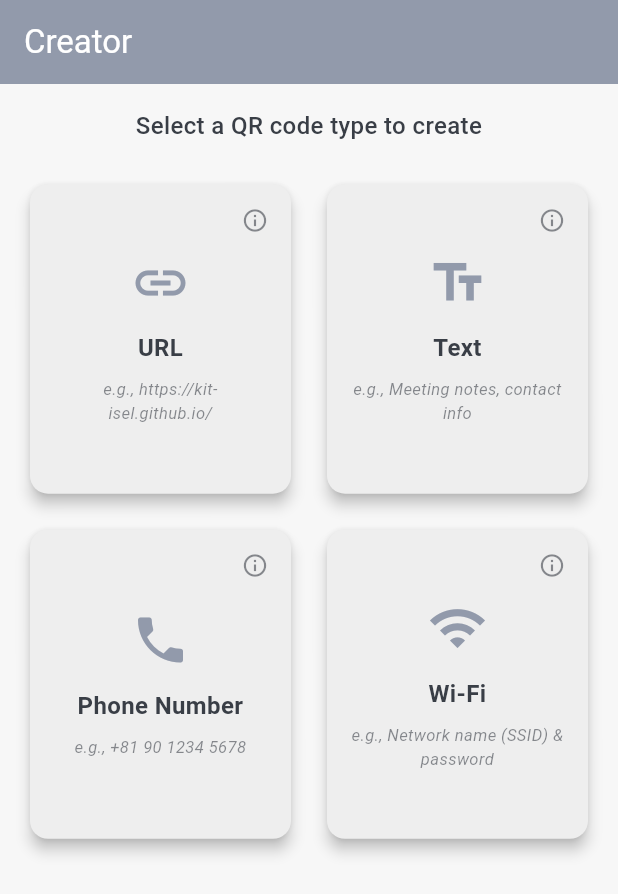
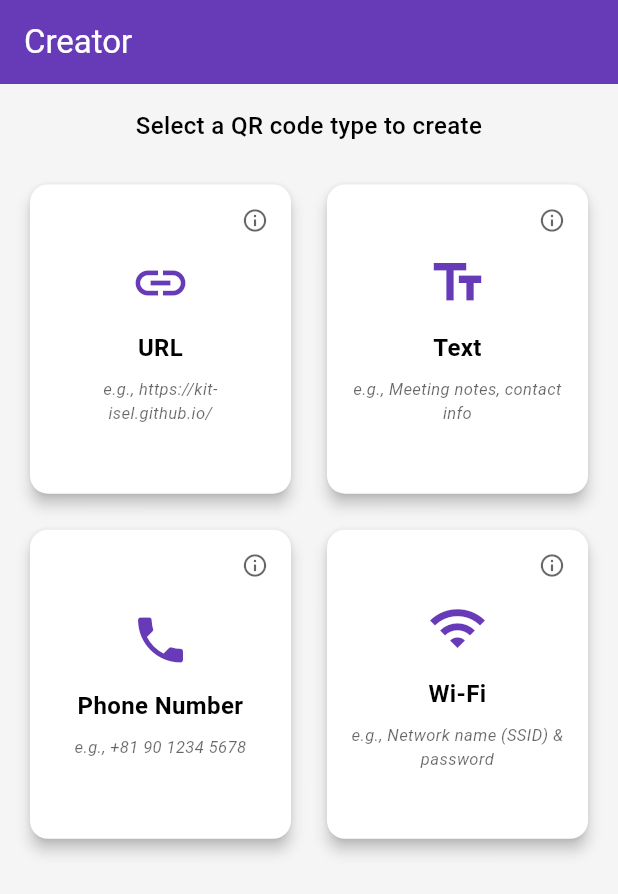
Before and after one commit to NaimiNafis/qr_scanner_app, a Flutter app: the CreatorScreen screen opened directly, on a phone screen of 412 x 824 dp. Shown: the top 894 px of the screen. Run offline on Flutter 3.47's test engine with Material 3 defaults, Android fonts, the phone set to English and light mode, and no system bars; our stand-ins replace flutter_colorpicker, google_fonts, image_picker, qr_flutter, share_plus, shared_preferences and 1 more; missing offline and left inert: mobile_scanner; accounts and stored records are empty.

Commit message:
feat(theme): update app color scheme to deep purple
- Replace primary color 0xFF6200EE with 0xFF673AB7 (Deep Purple 500)
- Replace primary variant 0xFF3700B3 with 0xFF512DA8 (Deep Purple 700)
- Update all theme configurations to use the new color palette

```diff
--- a/lib/utils/app_colors.dart
+++ b/lib/utils/app_colors.dart
@@ -9,50 +9,90 @@ class AppColors {
     _isDarkMode = isDarkMode;
   }
 
-  // --- Light Mode Colors (Cool Gray Palette) ---
-  static const Color _lightBackground = Color(0xFFF7F7F7);
-  static const Color _lightCardBackground = Color(0xFFEEEEEE);
-  static const Color _lightPrimary = Color(0xFF929AAB);
-  static const Color _lightTextDark = Color(0xFF393E46);
-  static final Color _lightDivider = const Color(0xFF929AAB).withAlpha(80);
+  // --- Light Theme Colors (Material Purple) ---
+  static const Color _lightBackground = Color(0xFFF5F5F5);
+  static const Color _lightCardBackground = Color(0xFFFFFFFF);
+  static const Color _lightPrimary = Color(0xFF673AB7); // Material Purple Primary
+  static const Color _lightPrimaryVariant = Color(0xFF512DA8); // Material Purple Primary Variant
+  static const Color _lightSecondary = Color(0xFF03DAC6); // Material Teal Secondary
+  static const Color _lightSecondaryVariant = Color(0xFF018786); // Material Teal Secondary Variant
+  static const Color _lightTextDark = Color(0xFF000000);
+  static final Color _lightDivider = const Color(0xFFBDBDBD).withAlpha(80);
 
-  // --- Dark Mode Colors (Companion Cool Gray Palette) ---
-  static const Color _darkBackground = Color(0xFF393E46);
-  static const Color _darkCardBackground = Color(0xFF4A505A);
-  // A darker, more subtle version for dark mode
-  static const Color _darkPrimary = Color(0xFF7D8594);
-  static const Color _darkTextLight = Color(0xFFEEEEEE);
-  static final Color _darkDivider = const Color(0xFF7D8594).withAlpha(80); // Using the new primary
+  // --- Dark Theme Colors (Material Dark Purple) ---
+  static const Color _darkBackground = Color(0xFF121212); // Material Dark Background
+  static const Color _darkCardBackground = Color(0xFF1E1E1E); // Slightly lighter surface
+  static const Color _darkPrimary = Color(0xFFBB86FC); // Material Dark Purple Primary
+  static const Color _darkPrimaryVariant = Color(0xFF512DA8); // Same as light theme
+  static const Color _darkSecondary = Color(0xFF03DAC6); // Material Teal Secondary
+  static const Color _darkTextLight = Color(0xDEFFFFFF); // 87% white
+  static final Color _darkDivider = const Color(0x99FFFFFF).withAlpha(40); // 40% white
 
-  // --- Constant Colors (Same in Both Themes) ---
-  static const Color _starYellow = Color(0xFFFFCF50);
+  // --- Accent Colors from Purple Scale ---
+  static const Color _purpleAccent = Color(0xFFE040FB); // Purple A200
+  static const Color _errorLight = Color(0xFFB00020); // Material Design error (light)
+  static const Color _errorDark = Color(0xFFCF6679); // Material Design error (dark)
 
   // --- General App Colors ---
 
   // Primary colors
   static Color get primary => _isDarkMode ? _darkPrimary : _lightPrimary;
-  static Color get primaryLight => _isDarkMode ? _darkPrimary.withAlpha(220) : _lightPrimary.withAlpha(200);
+  static Color get primaryVariant => _isDarkMode ? _darkPrimaryVariant : _lightPrimaryVariant;
+  static Color get secondary => _isDarkMode ? _darkSecondary : _lightSecondary;
+  static Color get secondaryVariant => _isDarkMode ? _darkSecondary : _lightSecondaryVariant;
   static Color get background => _isDarkMode ? _darkBackground : _lightBackground;
-  static Color get accent => _isDarkMode ? _darkPrimary : _lightPrimary;
+  static Color get accent => _isDarkMode ? _purpleAccent : _purpleAccent;
+  static Color get cardBackground => _isDarkMode ? _darkCardBackground : _lightCardBackground;
 
   // Success and Error (can remain the same or be themed)
   static Color get success => Colors.green.shade400;
-  static Color get error => Colors.red.shade400;
-  static Color get danger => Colors.red.shade400; // Alias for error
+  static Color get error => _isDarkMode ? _errorDark : _errorLight;
+  static Color get danger => error; // Alias for error
 
   // Text colors
   static Color get textDark => _isDarkMode ? _darkTextLight : _lightTextDark;
-  // UPDATED: Text on dark buttons should be light for readability
-  static Color get textLight => _isDarkMode ? const Color(0xFFEEEEEE) : Colors.white;
-  static Color get textMuted => _isDarkMode ? _darkTextLight.withAlpha(180) : _lightTextDark.withAlpha(150);
+  static Color get textLight => _isDarkMode ? const Color(0xDEFFFFFF) : Colors.white; // 87% white in dark mode
+  static Color get textMuted => _isDarkMode
+      ? const Color(0x99FFFFFF) // 60% white - medium emphasis
+      : const Color(0x99000000); // 60% black
+  static Color get textDisabled => _isDarkMode
+      ? const Color(0x61FFFFFF) // 38% white
+      : const Color(0x61000000); // 38% black
 
   // UI Element colors
-  static Color get cardBackground => _isDarkMode ? _darkCardBackground : _lightCardBackground;
   static Color get divider => _isDarkMode ? _darkDivider : _lightDivider;
-  static Color get shadow => _isDarkMode ?
-                             Colors.black.withAlpha(102) : // Opacity 40%
-                             _lightTextDark.withAlpha(30);   // Opacity ~12%
+  static Color get shadow => _isDarkMode
+      ? Colors.black.withAlpha(30)
+      : Colors.black.withAlpha(20);
 
-  // Favorite/Star color - constant regardless of theme
-  static Color get starYellow => _starYellow;
+  // Favorite/Star color - using a complementary color to the purple theme
+  static Color get starYellow => const Color(0xFFFFC107); // Amber 500
+
+  // Helper method to get Material purple shade from full scale
+  static Color getPurpleShade(int shade) {
+    switch (shade) {
+      case 50: return const Color(0xFFF3E5F5);
+      case 100: return const Color(0xFFE1BEE7);
+      case 200: return const Color(0xFFCE93D8);
+      case 300: return const Color(0xFFBA68C8);
+      case 400: return const Color(0xFFAB47BC);
+      case 500: return const Color(0xFF9C27B0);
+      case 600: return const Color(0xFF8E24AA);
+      case 700: return const Color(0xFF7B1FA2);
+      case 800: return const Color(0xFF6A1B9A);
+      case 900: return const Color(0xFF4A148C);
+      default: return const Color(0xFF9C27B0); // Default to 500
+    }
+  }
+
+  // Helper method to get Material purple accent from full scale
+  static Color getPurpleAccent(int accentValue) {
+    switch (accentValue) {
+      case 100: return const Color(0xFFEA80FC);
+      case 200: return const Color(0xFFE040FB);
+      case 400: return const Color(0xFFD500F9);
+      case 700: return const Color(0xFFAA00FF);
+      default: return const Color(0xFFE040FB); // Default to A200
+    }
+  }
 }
--- /dev/null
+++ b/lib/utils/theme_helper.dart
@@ -0,0 +1,111 @@
+import 'package:flutter/material.dart';
+
+/// Helper class for generating MaterialColor swatches for the theme
+class ThemeHelper {
+  /// MaterialColor for primary purple from Material Design
+  static final MaterialColor materialPurple = MaterialColor(
+    0xFF673AB7,
+    <int, Color>{
+      50: Color(0xFFF3E5F5),
+      100: Color(0xFFE1BEE7),
+      200: Color(0xFFCE93D8),
+      300: Color(0xFFBA68C8),
+      400: Color(0xFFAB47BC),
+      500: Color(0xFF9C27B0),
+      600: Color(0xFF8E24AA),
+      700: Color(0xFF7B1FA2),
+      800: Color(0xFF6A1B9A),
+      900: Color(0xFF4A148C),
+    },
+  );
+
+  /// MaterialAccentColor for the purple accent
+  static final MaterialAccentColor materialPurpleAccent = MaterialAccentColor(
+    0xFFE040FB,
+    <int, Color>{
+      100: Color(0xFFEA80FC),
+      200: Color(0xFFE040FB),
+      400: Color(0xFFD500F9),
+      700: Color(0xFFAA00FF),
+    },
+  );
+
+  /// Get light theme for the app
+  static ThemeData getLightTheme() {
+    final colorScheme = ColorScheme.light(
+      primary: const Color(0xFF673AB7),
+      primaryContainer: const Color(0xFF512DA8),
+      secondary: const Color(0xFF03DAC6),
+      secondaryContainer: const Color(0xFF018786),
+      surface: const Color(0xFFFFFFFF),
+      error: const Color(0xFFB00020),
+    );
+
+    return ThemeData(
+      primaryColor: const Color(0xFF673AB7),
+      primaryColorDark: const Color(0xFF512DA8),
+      colorScheme: colorScheme,
+      scaffoldBackgroundColor: const Color(0xFFF5F5F5), // Explicit background color
+      appBarTheme: const AppBarTheme(
+        color: Color(0xFF673AB7),
+        elevation: 0,
+      ),
+      cardTheme: CardTheme(
+        color: Colors.white,
+        elevation: 2,
+        shape: RoundedRectangleBorder(
+          borderRadius: BorderRadius.circular(12),
+        ),
+      ),
+      floatingActionButtonTheme: const FloatingActionButtonThemeData(
+        backgroundColor: Color(0xFF673AB7),
+        foregroundColor: Colors.white,
+      ),
+      elevatedButtonTheme: ElevatedButtonThemeData(
+        style: ElevatedButton.styleFrom(
+          foregroundColor: Colors.white,
+          backgroundColor: const Color(0xFF673AB7),
+        ),
+      ),
+    );
+  }
+
+  /// Get dark theme for the app
+  static ThemeData getDarkTheme() {
+    final colorScheme = ColorScheme.dark(
+      primary: const Color(0xFFBB86FC),
+      primaryContainer: const Color(0xFF512DA8),
+      secondary: const Color(0xFF03DAC6),
+      secondaryContainer: const Color(0xFF03DAC6),
+      surface: const Color(0xFF1E1E1E),
+      error: const Color(0xFFCF6679),
+    );
+
+    return ThemeData.dark().copyWith(
+      primaryColor: const Color(0xFFBB86FC),
+      colorScheme: colorScheme,
+      scaffoldBackgroundColor: const Color(0xFF121212), // Explicit background color
+      appBarTheme: const AppBarTheme(
+        color: Color(0xFF1E1E1E),
+        elevation: 0,
+      ),
+      cardTheme: CardTheme(
+        color: const Color(0xFF1E1E1E),
+        elevation: 2,
+        shape: RoundedRectangleBorder(
+          borderRadius: BorderRadius.circular(12),
+        ),
+      ),
+      floatingActionButtonTheme: const FloatingActionButtonThemeData(
+        backgroundColor: Color(0xFFBB86FC),
+        foregroundColor: Colors.black,
+      ),
+      elevatedButtonTheme: ElevatedButtonThemeData(
+        style: ElevatedButton.styleFrom(
+          foregroundColor: Colors.black,
+          backgroundColor: const Color(0xFFBB86FC),
+        ),
+      ),
+    );
+  }
+}
--- a/lib/widgets/history/history_empty_state.dart
+++ b/lib/widgets/history/history_empty_state.dart
@@ -37,7 +37,7 @@ class HistoryEmptyState extends StatelessWidget {
                 : 'Scan a QR code to see it here',
             style: TextStyle(
               fontSize: 16,
-              color: AppColors.primaryLight,
+              color: AppColors.primary,
             ),
           ),
         ],
```
Also changed, not shown: lib/main.dart (+4 -5 lines), lib/widgets/bottom_nav_bar.dart (+20 -3 lines), 1 other file.
